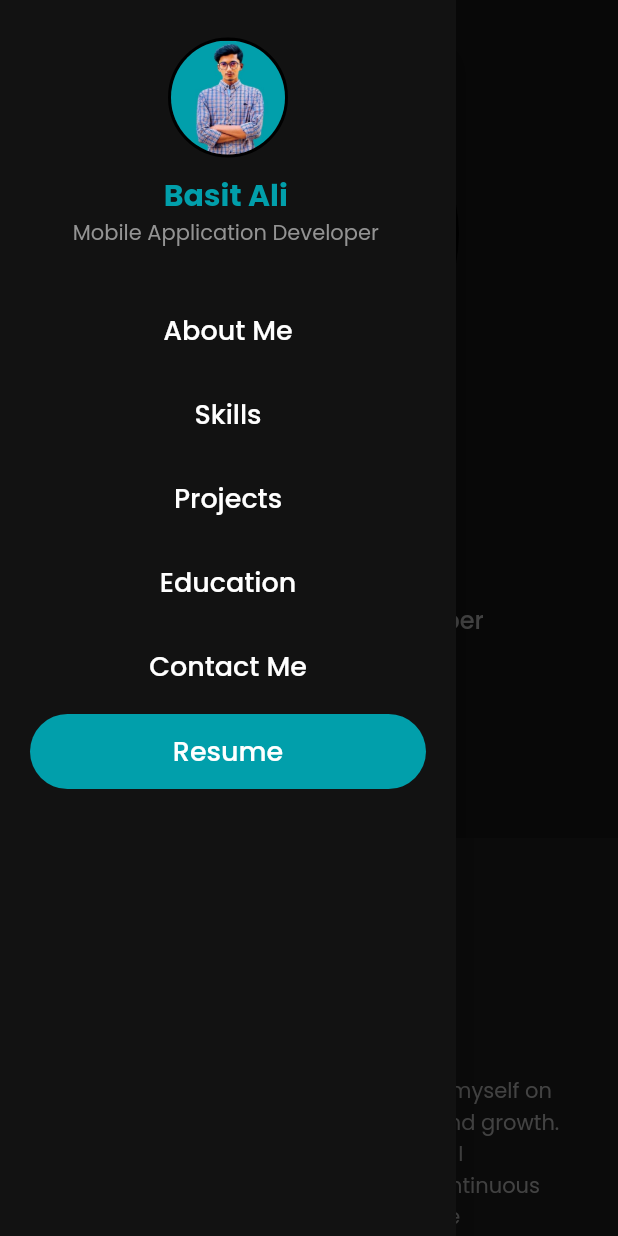
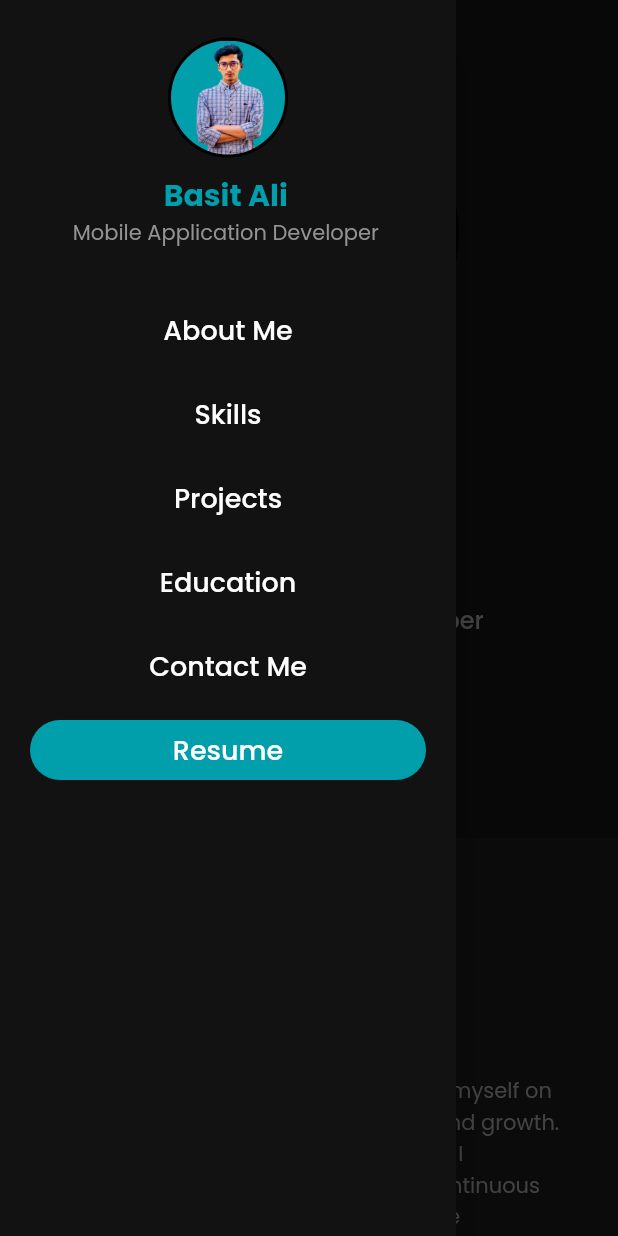
Before and after one commit to basitali1509/basit-portfolio, a Flutter app: the screen it shows after launch, with the side drawer open, on a phone screen of 412 x 824 dp. Run offline on Flutter 3.47's test engine with Material 2 defaults, Android fonts, the phone set to English and light mode, and no system bars.

Commit message:
Code Updated

```diff
--- a/lib/main.dart
+++ b/lib/main.dart
@@ -125,7 +125,7 @@ class _HomePageState extends State<HomePage> {
           : AppBar(elevation: 0.0),
       drawer: ResponsiveScreenProvider.isDesktopScreen(context)
           ? null
-          : NavBar().mobileNavBar(),
+          : NavBar().mobileNavBar(context),
       body: RawKeyboardListener(
         focusNode: FocusNode(),
         autofocus: true,
--- a/lib/statics/data_values.dart
+++ b/lib/statics/data_values.dart
@@ -84,7 +84,7 @@ class DataValues {
   static const String projectDescription =
       '• A food delivery app that enables users to order their favorite food items from nearby restaurants.\n'
       '• Integrated the Stripe payment gateway to facilitate secure transactions.\n'
-      '• Enhanced user experience design.\n'
+      //'• Enhanced user experience design.\n'
       '• Implemented the SQLite database and shared preferences for efficient local storage of app data.';
   static const String projectLink =
       'https://www.linkedin.com/posts/basit-ali-code404_flutter-fooddeliveryapp-stripe-activity-7070425602775801856-i_Kn?utm_source=share&utm_medium=member_desktop';
--- a/lib/widgets/button_rectangle.dart
+++ b/lib/widgets/button_rectangle.dart
@@ -1,3 +1,4 @@
+import 'package:basit_ali/theme/responsive_screen_provider.dart';
 import 'package:flutter/material.dart';
 
 import '../theme/app_theme.dart';
@@ -7,13 +8,16 @@ class ButtonRectangle extends StatelessWidget {
   final VoidCallback onPressed;
   final Color color;
   final String message;
+  final double height, width;
 
   const ButtonRectangle(
       {Key? key,
       required this.name,
       required this.onPressed,
       required this.color,
-      required this.message})
+      required this.message,
+      required this.height,
+      required this.width})
       : super(key: key);
 
   @override
@@ -25,7 +29,7 @@ class ButtonRectangle extends StatelessWidget {
         style: ElevatedButton.styleFrom(
           backgroundColor: color,
           foregroundColor: AppThemeData.textWhite,
-          minimumSize: const Size(170.0, 50.0),
+          minimumSize: Size(width, height),
           textStyle: Theme.of(context).textTheme.titleMedium,
           elevation: 0.0,
           shape: RoundedRectangleBorder(
```
Also changed, not shown: lib/desktop/ds_4_projects.dart (+4 -4 lines), lib/mobile/ms_3_skills.dart (+14 -11 lines), lib/mobile/ms_4_projects.dart (+16 -12 lines), lib/widgets/container_card.dart (+6 -10 lines), lib/widgets/nav_bar.dart (+33 -13 lines).
